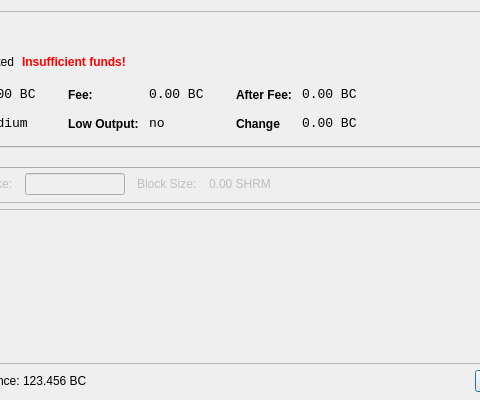
First picture: the form in src/qt/forms/sendcoinsdialog.ui, repository torus-economy/torus-core, before the edit; both pictures show x 214 to 694 and y 0 to 400 of the 850 by 400 pixel window.
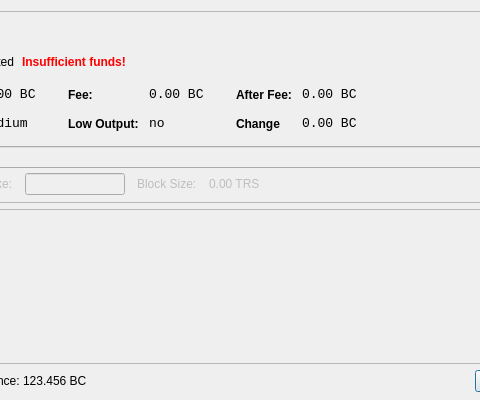
Second picture: the form after the edit. Icons and pictures are not drawn.

```diff
--- a/src/qt/forms/sendcoinsdialog.ui
+++ b/src/qt/forms/sendcoinsdialog.ui
@@ -669,7 +669,7 @@
              <bool>false</bool> 
             </property> 
             <property name="text"> 
-             <string>0.00 SHRM</string> 
+             <string>0.00 TRS</string> 
             </property>
            </widget> 
            </item>
```
Left out of the diff: 2 changed lines with no effect on the pictures.
